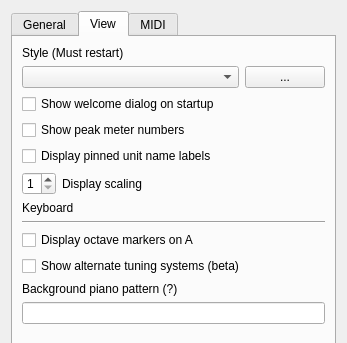
Above: src/editor/SettingsDialog.ui from yuxshao/ptcollab before the change; both pictures show x 0 to 347 and y 0 to 343 of the 347 by 505 pixel window. Below: the same form after it.
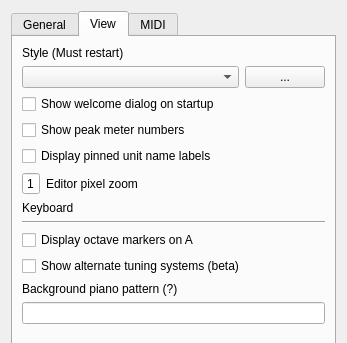
That is the form after the change. The open tabs and pages were chosen to show the change.

Commit message: editor pixel zoom label + no spin box btns

Diff of the .ui file:
```diff
--- a/src/editor/SettingsDialog.ui
+++ b/src/editor/SettingsDialog.ui
@@ -200,6 +200,9 @@
         <layout class="QHBoxLayout" name="horizontalLayout_3">
          <item>
           <widget class="QSpinBox" name="displayScaleSpin">
+           <property name="buttonSymbols">
+            <enum>QAbstractSpinBox::NoButtons</enum>
+           </property>
            <property name="minimum">
             <number>1</number>
            </property>
@@ -217,7 +220,7 @@
             </sizepolicy>
            </property>
            <property name="text">
-            <string>Display scaling</string>
+            <string>Editor pixel zoom</string>
            </property>
           </widget>
          </item>
```
